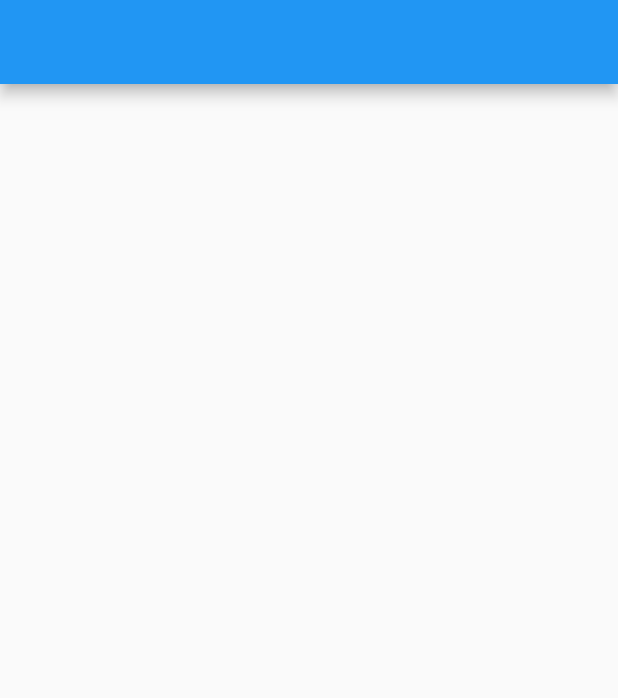
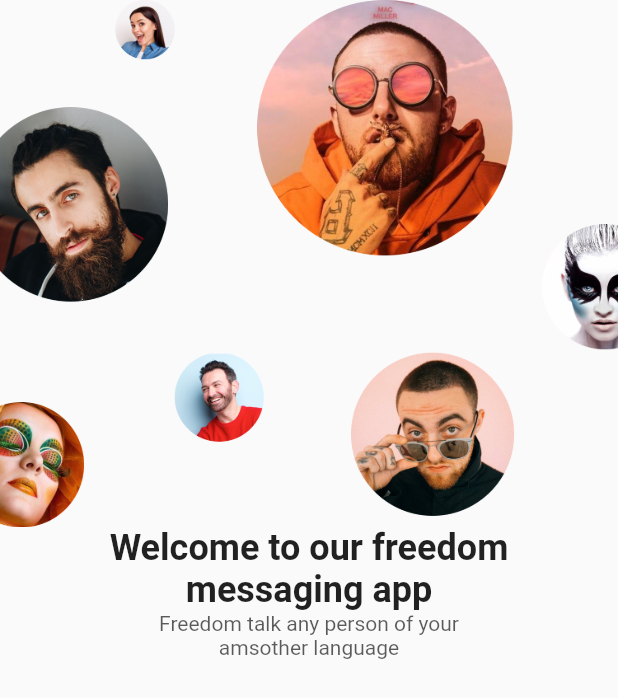
Before and after one commit to massoudsa55/Chat-Massenger-UI-App-Dark_and_Light-Mode, a Flutter app: the screen it shows after launch, on a phone screen of 412 x 824 dp. Shown: the top 698 px of the screen. Run offline on Flutter 3.47's test engine with Material 2 defaults, Android fonts, the phone set to English and light mode, and no system bars.

Commit message:
Edit code in Home Screen and add assets images

```diff
--- a/lib/Models/ChatMessage.dart
+++ b/lib/Models/chat_message.dart
@@ -1,3 +1,5 @@
+// ignore_for_file: constant_identifier_names
+
 enum ChatMessageType { text, audio, image, video }
 
 enum MessageStatus { not_sent, not_view, viewed }
--- a/lib/Screens/Home/Components/body.dart
+++ b/lib/Screens/Home/Components/body.dart
@@ -5,8 +5,30 @@ class Body extends StatelessWidget {
 
   @override
   Widget build(BuildContext context) {
-    return Container(
-      decoration: BoxDecoration(),
+    return SafeArea(
+      child: Column(
+        children: [
+          Image.asset("assets/images/welcome_image.png"),
+          Text(
+            "Welcome to our freedom \nmessaging app",
+            textAlign: TextAlign.center,
+            style: Theme.of(context)
+                .textTheme
+                .headline5
+                ?.copyWith(fontWeight: FontWeight.bold),
+          ),
+          Text(
+            "Freedom talk any person of your \namsother language",
+            textAlign: TextAlign.center,
+            style: TextStyle(
+                color: Theme.of(context)
+                    .textTheme
+                    .bodyText1
+                    ?.color
+                    ?.withOpacity(0.64)),
+          ),
+        ],
+      ),
     );
   }
 }
--- a/lib/Screens/Home/home_screen.dart
+++ b/lib/Screens/Home/home_screen.dart
@@ -7,9 +7,9 @@ class HomeScreen extends StatelessWidget {
 
   @override
   Widget build(BuildContext context) {
-    return Scaffold(
-      appBar: AppBar(),
-      body: const Body(),
+    return const Scaffold(
+      //appBar: AppBar(),
+      body: Body(),
     );
   }
 }
--- a/lib/main.dart
+++ b/lib/main.dart
@@ -12,6 +12,7 @@ class MyApp extends StatelessWidget {
   @override
   Widget build(BuildContext context) {
     return MaterialApp(
+      debugShowCheckedModeBanner: false,
       title: 'Chat/Massenger app',
       theme: ThemeData(
         primarySwatch: Colors.blue,
--- a/pubspec.yaml
+++ b/pubspec.yaml
@@ -59,9 +59,9 @@ flutter:
   uses-material-design: true
 
   # To add assets to your application, add an assets section, like this:
-  # assets:
-  #   - images/a_dot_burr.jpeg
-  #   - images/a_dot_ham.jpeg
+  assets:
+    - assets/icons/
+    - assets/images/
 
   # An image asset can refer to one or more resolution-specific "variants", see
   # https://flutter.dev/assets-and-images/#resolution-aware
```
Also changed, not shown: lib/theme.dart (added, +37 -0 lines), 1 other file.
